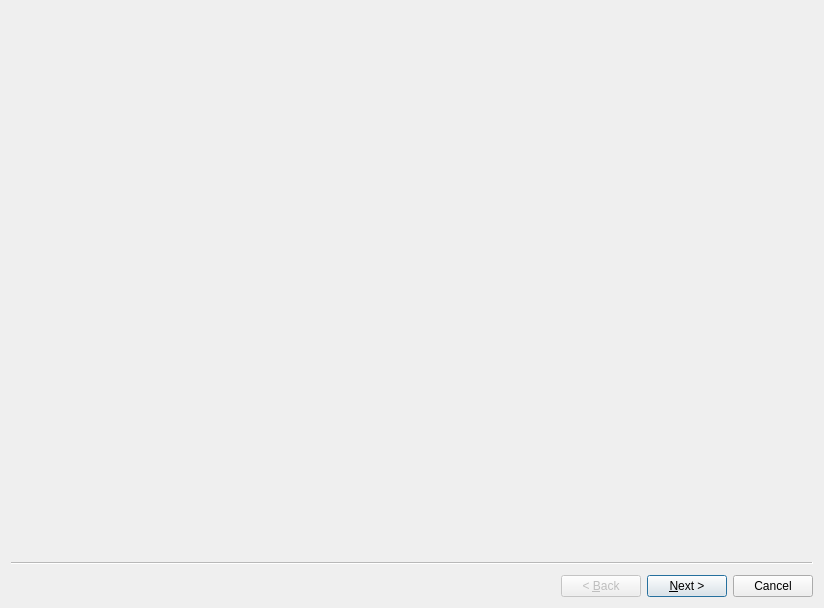
Qt form ui/setup/SetupWizard.ui (OpenFitnessPal/OpenFitnessPal) before a commit.
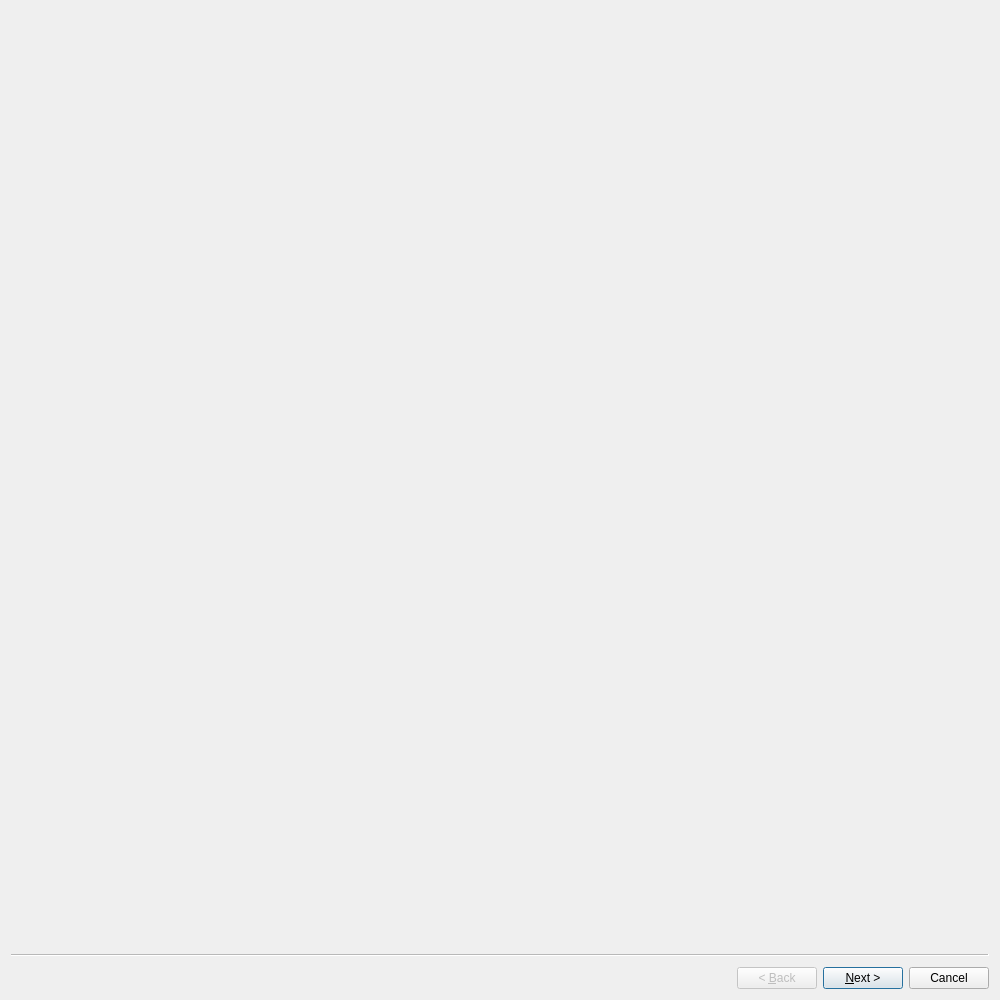
The same form after that commit. Custom widgets are drawn as their Qt base class.

Commit message: basic setup wizard

The edit to the form file:
```diff
--- a/ui/setup/SetupWizard.ui
+++ b/ui/setup/SetupWizard.ui
@@ -6,15 +6,28 @@
    <rect>
     <x>0</x>
     <y>0</y>
-    <width>824</width>
-    <height>608</height>
+    <width>1000</width>
+    <height>1000</height>
    </rect>
   </property>
+  <property name="sizePolicy">
+   <sizepolicy hsizetype="Expanding" vsizetype="Expanding">
+    <horstretch>0</horstretch>
+    <verstretch>0</verstretch>
+   </sizepolicy>
+  </property>
   <property name="windowTitle">
    <string>Wizard</string>
   </property>
-  <widget class="IntroPage" name="wizardPage1"/>
-  <widget class="QWizardPage" name="wizardPage2"/>
+  <widget class="IntroPage" name="intro">
+   <property name="sizePolicy">
+    <sizepolicy hsizetype="Expanding" vsizetype="Expanding">
+     <horstretch>0</horstretch>
+     <verstretch>0</verstretch>
+    </sizepolicy>
+   </property>
+  </widget>
+  <widget class="GoalsPage" name="goals"/>
  </widget>
  <customwidgets>
   <customwidget>
@@ -23,6 +36,12 @@
    <header>setup/IntroPage.h</header>
    <container>1</container>
   </customwidget>
+  <customwidget>
+   <class>GoalsPage</class>
+   <extends>QWizardPage</extends>
+   <header>setup/GoalsPage.h</header>
+   <container>1</container>
+  </customwidget>
  </customwidgets>
  <resources/>
  <connections/>
```
The commit also changes 6 other files.
